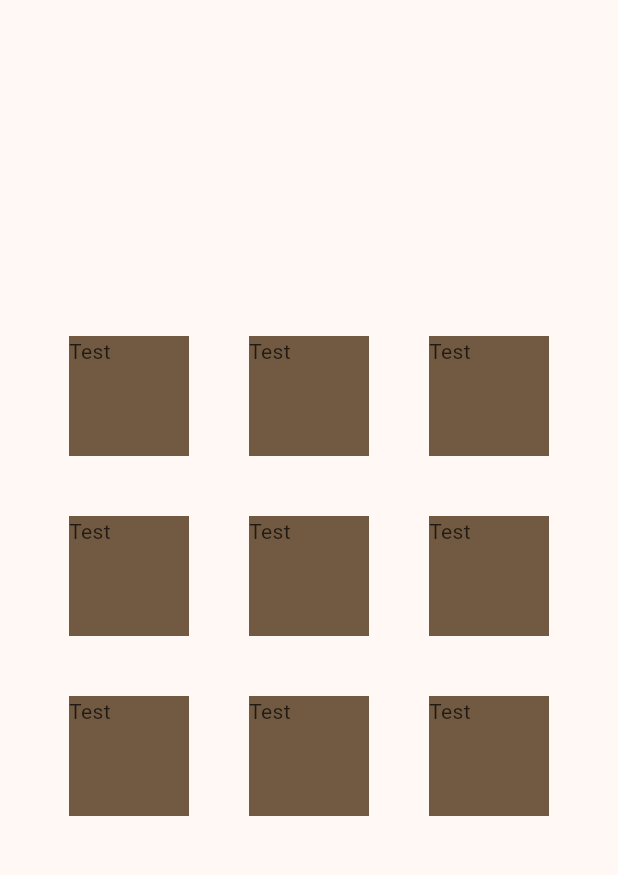
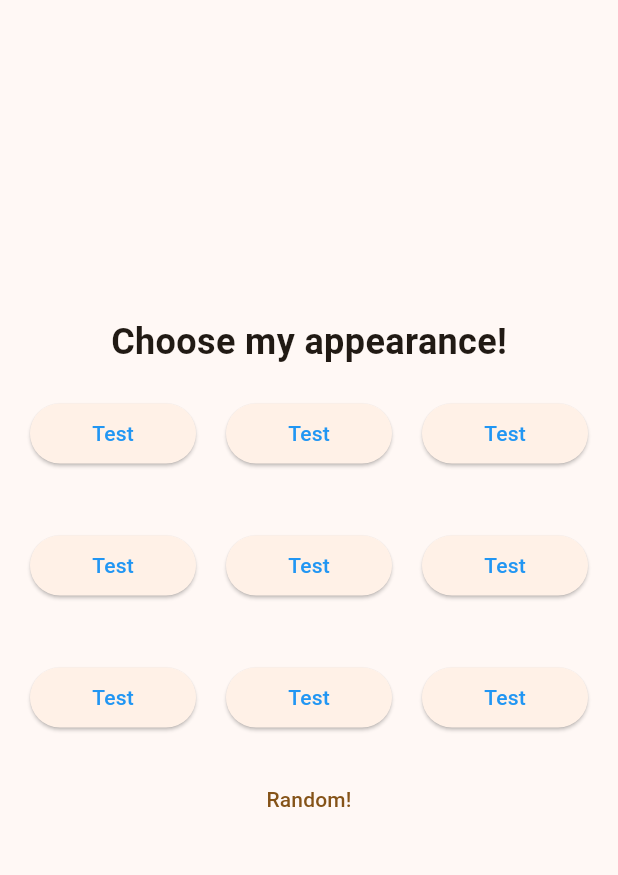
Before and after one commit to PocketDad/pocketdad, a Flutter app: the screen it shows after launch, on a phone screen of 412 x 824 dp, the part 84-959 px from its top. Run offline on Flutter 3.47's test engine with Material 2 defaults, Android fonts, the phone set to English and light mode, and no system bars.

Commit message:
update buttons

```diff
--- a/lib/main.dart
+++ b/lib/main.dart
@@ -131,32 +131,61 @@ class ChooseAvatar extends StatelessWidget {
           child: Column(
               mainAxisAlignment: MainAxisAlignment.center,
               children: [
-              Row(
+                const Text(
+                  "Choose my appearance!",
+                  style: TextStyle(
+                    fontSize: 24,
+                    fontWeight: FontWeight.bold,
+                  )
+                ),
+                Padding(
+                  padding: const EdgeInsets.all(20.0),
+                  child: Row(
                     mainAxisAlignment: MainAxisAlignment.center,
                     children: [
                       Profile(),
+                      SizedBox(width: 20,),
                       Profile(),
+                      SizedBox(width: 20,),
                       Profile(),
                     ]
                   ),
-              Row(
+                ),
+                Padding(
+                  padding: const EdgeInsets.all(20.0),
+                  child: Row(
                       mainAxisAlignment: MainAxisAlignment.center,
                       children: [
                         Profile(),
+                        SizedBox(width: 20,),
                         Profile(),
+                        SizedBox(width: 20,),
                         Profile(),
                       ]
                   ),
-              Row(
+                ),
+                Padding(
+                  padding: const EdgeInsets.all(20.0),
+                  child: Row(
                       mainAxisAlignment: MainAxisAlignment.center,
                       children: [
                         Profile(),
+                        SizedBox(width: 20,),
                         Profile(),
+                        SizedBox(width: 20,),
                         Profile(),
                       ]
                   ),
+                ),
+                TextButton(
+                    onPressed: () {},
+                    child: const Text(
+                      "Random!",
+                      textAlign: TextAlign.right,
+                    )
+                )
               ],
-          )
+            ),
           ),
     );
   }
@@ -164,12 +193,25 @@ class ChooseAvatar extends StatelessWidget {
 
 class Profile extends StatelessWidget{
   Widget build(BuildContext context) {
-    return Container(
-      margin: const EdgeInsets.all(20.0),
-      height: 80.0,
-      width: 80.0,
-      color: Theme.of(context).colorScheme.secondary,
+    return Expanded(
+      child: ElevatedButton(
+        style: ButtonStyle(
+          foregroundColor: MaterialStateProperty.all<Color>(Colors.blue),
+          overlayColor: MaterialStateProperty.resolveWith<Color?>(
+                (Set<MaterialState> states) {
+              if (states.contains(MaterialState.hovered)) {
+                return Colors.blue.withOpacity(0.04);
+              }
+              if (states.contains(MaterialState.focused) || states.contains(MaterialState.pressed)) {
+                return Colors.blue.withOpacity(0.12);
+              }
+              return null; // Defer to the widget's default.
+            },
+          ),
+        ),
+        onPressed: () {},
         child: Text("Test"),
+      ),
     );
   }
 }
```
Also changed, not shown: 1 other file. Lines whose indentation alone changed are shown as unchanged.
